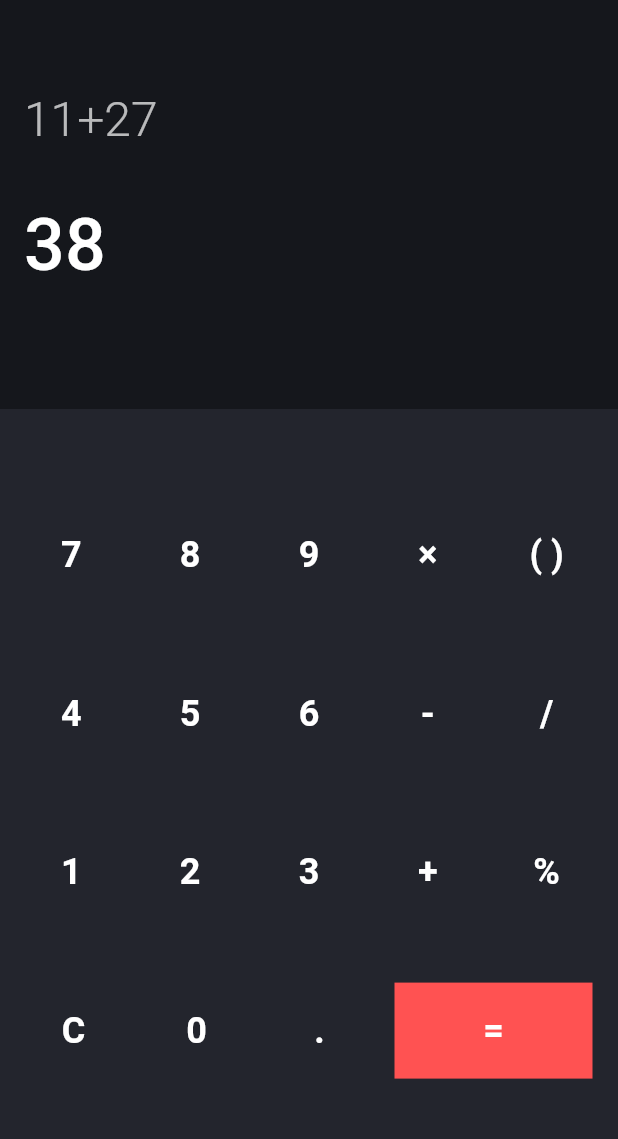
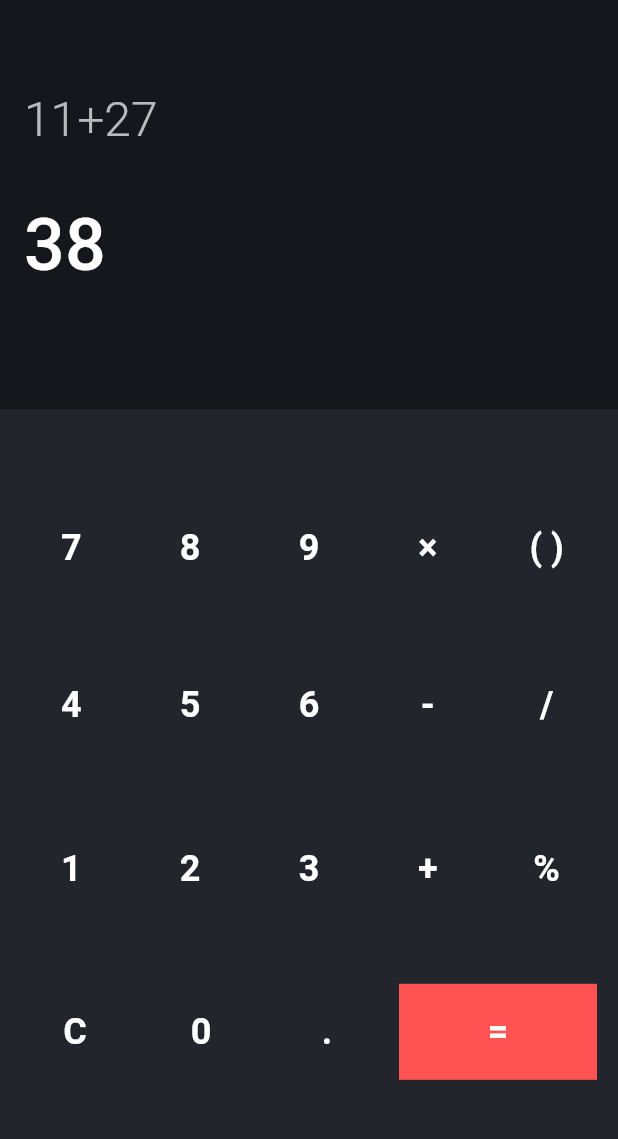
Before and after one commit to MoeZalzala11/Flutter_Calculator, a Flutter app: the screen it shows after launch, on a phone screen of 412 x 824 dp, the part 59-1198 px from its top. Run offline on Flutter 3.47's test engine with Material 2 defaults, Android fonts, the phone set to English and light mode, and no system bars.

Commit message:
change the button dimensions

```diff
--- a/lib/calculator_home_screen.dart
+++ b/lib/calculator_home_screen.dart
@@ -266,8 +266,8 @@ class _CalculatorHomePageState extends State<CalculatorHomePage> {
     required String label,
     required VoidCallback onPress,
     Color backgroundColor = const Color((0xff23252D)),
-    double width = 64,
-    double height = 64,
+    double width = 72,
+    double height = 72,
   }) {
     return CalculatorButton(
         label: label,
```
